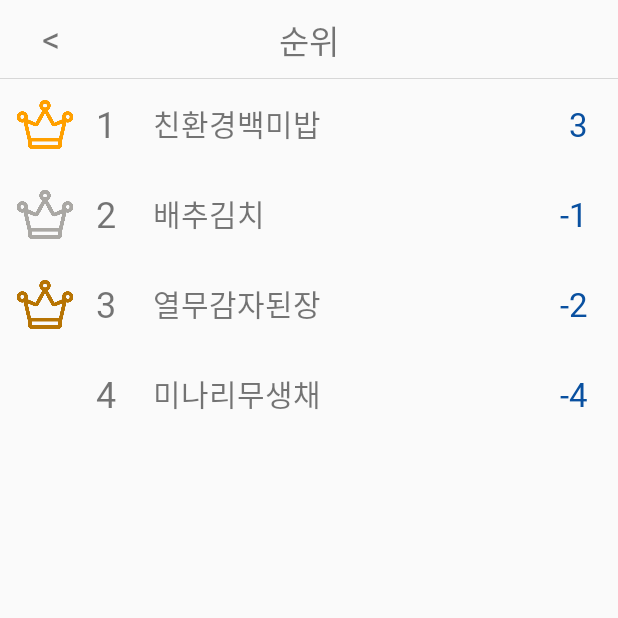
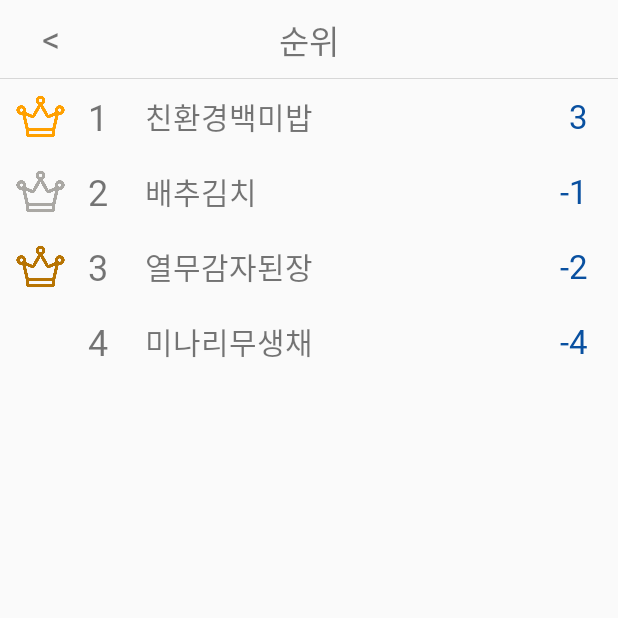
Before and after one commit to k-yumin/smoodi, an Android app: the RankingActivity screen opened directly, with no data from a screen before it, on a phone screen of 412 x 824 dp, the top half of it. Run offline under Robolectric (Android 15) with nearby library versions, the phone set to English and light mode, and no system bars.

Commit message:
Android Gradle Plugin Update

```diff
--- a/app/build.gradle
+++ b/app/build.gradle
@@ -26,6 +26,7 @@ android {
         sourceCompatibility JavaVersion.VERSION_1_8
         targetCompatibility JavaVersion.VERSION_1_8
     }
+    namespace 'com.unho.unhomeals'
 }
 
 dependencies {
--- a/app/src/main/AndroidManifest.xml
+++ b/app/src/main/AndroidManifest.xml
@@ -1,7 +1,6 @@
 <?xml version="1.0" encoding="utf-8"?>
 <manifest xmlns:android="http://schemas.android.com/apk/res/android"
-    xmlns:tools="http://schemas.android.com/tools"
-    package="com.unho.unhomeals">
+    xmlns:tools="http://schemas.android.com/tools">
 
     <uses-permission android:name="android.permission.INTERNET" />
 
--- a/app/src/main/java/com/unho/unhomeals/IntroActivity.java
+++ b/app/src/main/java/com/unho/unhomeals/IntroActivity.java
@@ -64,6 +64,8 @@ public class IntroActivity extends AppCompatActivity {
 
         @Override
         protected Void doInBackground(Void... voids) {
+            try { Thread.sleep(1_500); } catch (InterruptedException ignored) {}
+
             // Params
             String URL = "https://open.neis.go.kr/hub/mealServiceDietInfo";
             String KEY = "23c08f8654a74ec9984cd75eafdfdea0";
--- a/app/src/main/res/layout/item_ranking.xml
+++ b/app/src/main/res/layout/item_ranking.xml
@@ -1,14 +1,14 @@
 <?xml version="1.0" encoding="utf-8"?>
 <LinearLayout xmlns:android="http://schemas.android.com/apk/res/android"
     android:layout_width="match_parent"
-    android:layout_height="60dp">
+    android:layout_height="50dp">
 
     <ImageView
         android:id="@+id/iv_rank"
-        android:layout_width="40dp"
-        android:layout_height="50dp"
+        android:layout_width="34dp"
+        android:layout_height="34dp"
         android:layout_marginLeft="10dp"
-        android:layout_marginTop="5dp" />
+        android:layout_marginTop="8dp" />
 
     <TextView
         android:id="@+id/tv_rank"
--- a/build.gradle
+++ b/build.gradle
@@ -1,7 +1,7 @@
 // Top-level build file where you can add configuration options common to all sub-projects/modules.
 plugins {
-    id 'com.android.application' version '7.2.2' apply false
-    id 'com.android.library' version '7.2.2' apply false
+    id 'com.android.application' version '7.3.0' apply false
+    id 'com.android.library' version '7.3.0' apply false
 }
 
 task clean(type: Delete) {
```
Also changed, not shown: gradle/wrapper/gradle-wrapper.properties.
